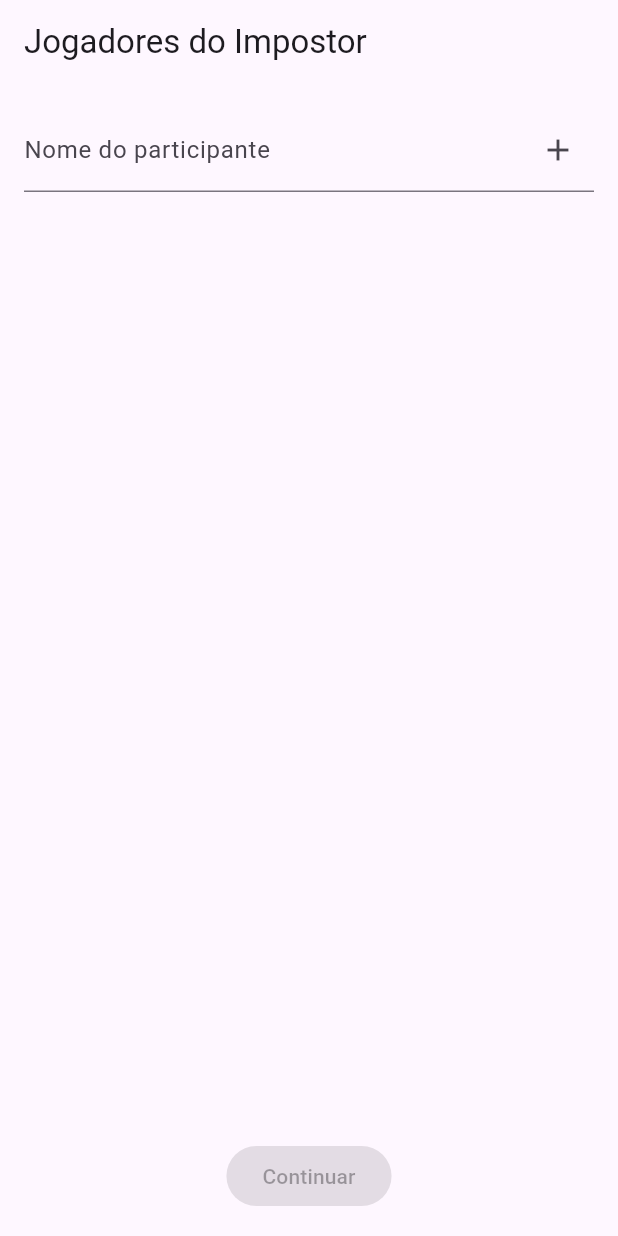
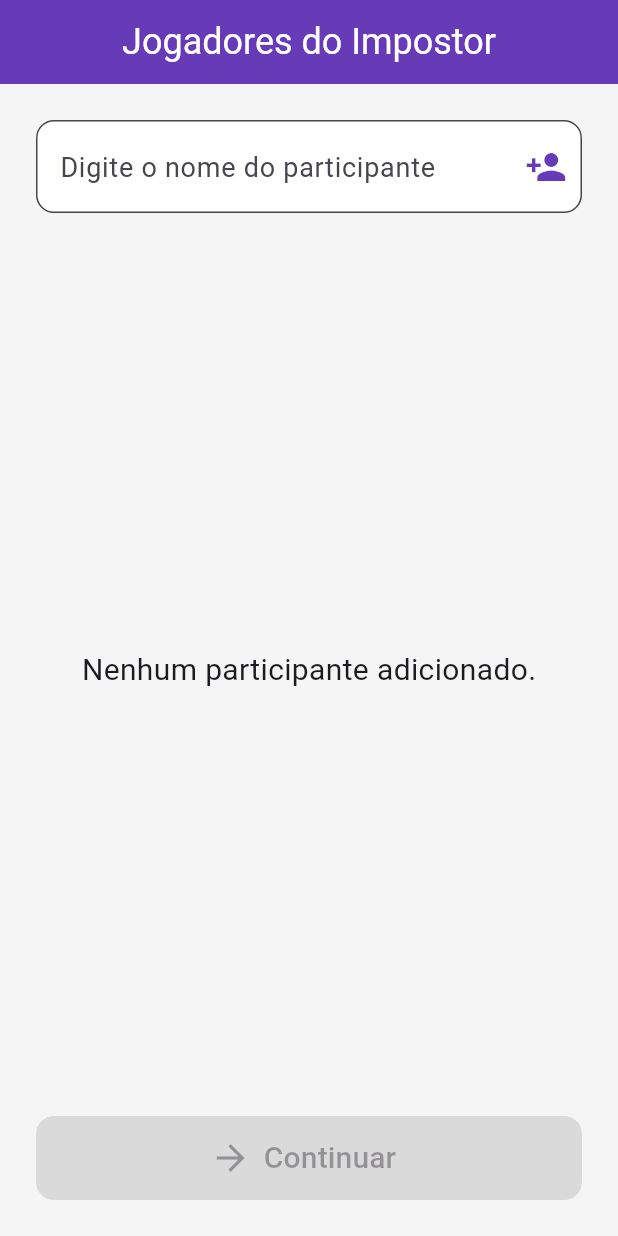
Before and after one commit to FelipeQueFez/impostor, a Flutter app: the screen it shows after launch, on a phone screen of 412 x 824 dp. Run offline on Flutter 3.47's test engine with Material 3 defaults, Android fonts, the phone set to English and light mode, and no system bars; our stand-ins replace csv.

Commit message:
chore:visual

```diff
--- a/lib/participantes/participantes.dart
+++ b/lib/participantes/participantes.dart
@@ -40,46 +40,91 @@ class _ParticipantesPageState extends State<ParticipantesPage> {
 
   @override
   Widget build(BuildContext context) {
+    final theme = Theme.of(context);
+
     return Scaffold(
-      appBar: AppBar(title: const Text('Jogadores do Impostor')),
+      backgroundColor: const Color(0xFFF5F5F5),
+      appBar: AppBar(
+        title:
+            const Text('Jogadores do Impostor', style: TextStyle(fontSize: 24)),
+        centerTitle: true,
+        backgroundColor: Colors.deepPurple,
+        foregroundColor: Colors.white,
+      ),
       body: Padding(
-        padding: const EdgeInsets.all(16.0),
+        padding: const EdgeInsets.all(24.0),
         child: Column(
           children: [
             TextField(
               controller: _controller,
+              style: const TextStyle(fontSize: 20),
               decoration: InputDecoration(
-                labelText: 'Nome do participante',
+                filled: true,
+                fillColor: Colors.white,
+                hintText: 'Digite o nome do participante',
+                hintStyle: const TextStyle(fontSize: 18),
+                border:
+                    OutlineInputBorder(borderRadius: BorderRadius.circular(12)),
                 suffixIcon: IconButton(
-                  icon: const Icon(Icons.add),
+                  icon: const Icon(Icons.person_add,
+                      size: 28, color: Colors.deepPurple),
                   onPressed: _adicionarParticipante,
                 ),
               ),
               onSubmitted: (_) => _adicionarParticipante(),
             ),
-            const SizedBox(height: 16),
+            const SizedBox(height: 24),
             Expanded(
-              child: ListView.builder(
+              child: _participantes.isEmpty
+                  ? const Center(
+                      child: Text(
+                        'Nenhum participante adicionado.',
+                        style: TextStyle(fontSize: 20),
+                      ),
+                    )
+                  : ListView.builder(
                       itemCount: _participantes.length,
                       itemBuilder: (context, index) {
-                  return ListTile(
-                    title: Text(_participantes[index]),
+                        return Card(
+                          elevation: 4,
+                          shape: RoundedRectangleBorder(
+                              borderRadius: BorderRadius.circular(12)),
+                          margin: const EdgeInsets.symmetric(vertical: 6),
+                          child: ListTile(
+                            title: Text(
+                              _participantes[index],
+                              style: const TextStyle(fontSize: 22),
+                            ),
                             trailing: IconButton(
-                      icon: const Icon(Icons.delete),
+                              icon: const Icon(Icons.delete,
+                                  size: 26, color: Colors.redAccent),
                               onPressed: () {
                                 setState(() {
                                   _participantes.removeAt(index);
                                 });
                               },
                             ),
+                          ),
                         );
                       },
                     ),
             ),
-            ElevatedButton(
+            const SizedBox(height: 16),
+            ElevatedButton.icon(
+              icon: const Icon(Icons.arrow_forward, size: 28),
+              label: const Text(
+                'Continuar',
+                style: TextStyle(fontSize: 20),
+              ),
+              style: ElevatedButton.styleFrom(
+                backgroundColor: Colors.deepPurple,
+                foregroundColor: Colors.white,
+                minimumSize: const Size.fromHeight(56),
+                shape: RoundedRectangleBorder(
+                    borderRadius: BorderRadius.circular(12)),
+              ),
               onPressed: _participantes.isNotEmpty ? _continuar : null,
-              child: const Text('Continuar'),
-            )
+            ),
           ],
         ),
       ),
```
Also changed, not shown: lib/categorias/tela_escolher_tema.dart (+26 -10 lines), lib/feedback/tela_feedback.dart (+23 -6 lines), lib/palavra/tela_mostrar_palavra.dart (+53 -13 lines). Lines whose indentation alone changed are shown as unchanged.
